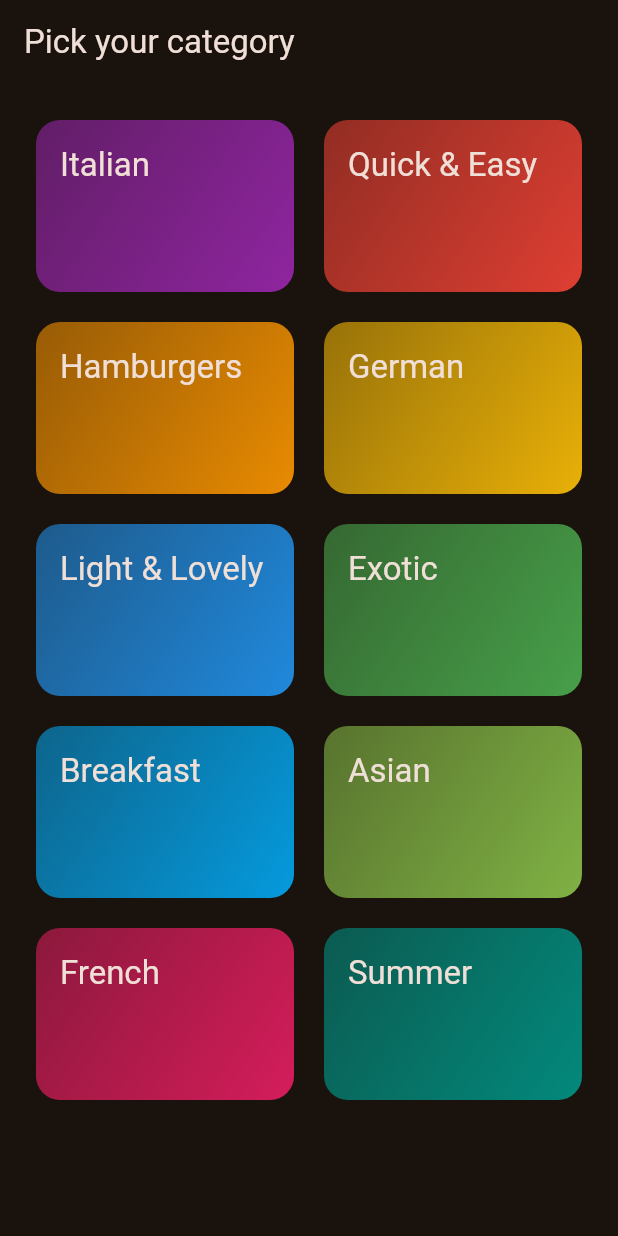
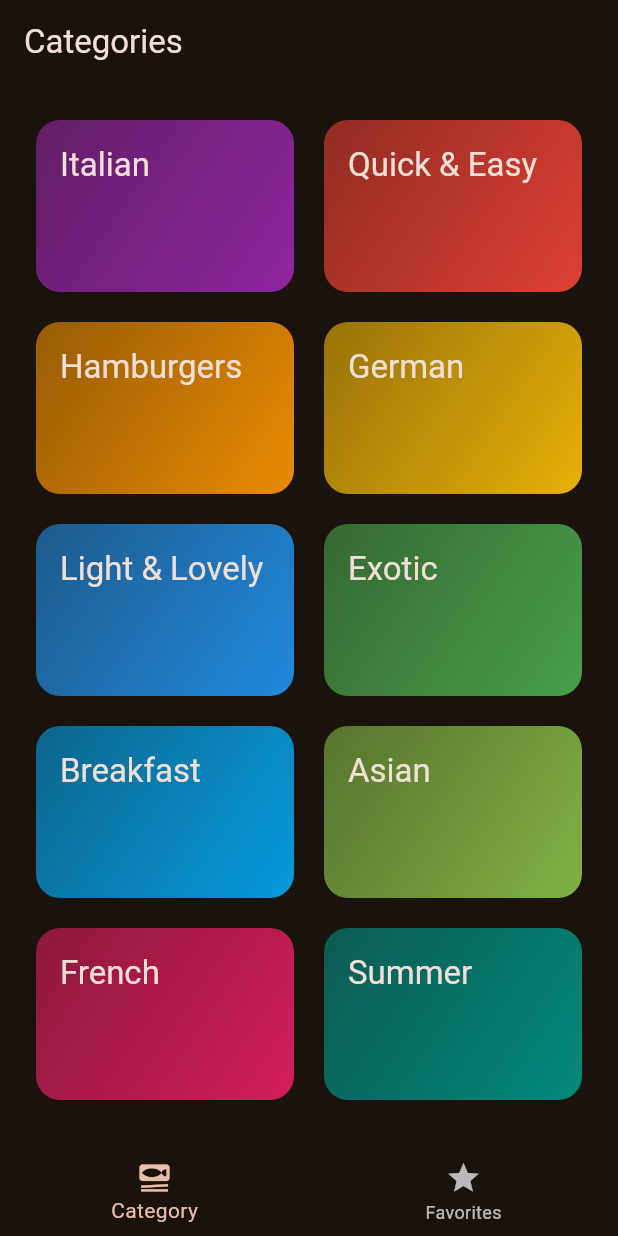
Before and after one commit to PhuwarinIsDeployer/Meals-Application, a Flutter app: the screen it shows after launch, on a phone screen of 412 x 824 dp. Run offline on Flutter 3.47's test engine with Material 3 defaults, Android fonts, the phone set to English and light mode, and no system bars; our stand-ins replace transparent_image.

Commit message:
Add bottom bar

```diff
--- a/lib/main.dart
+++ b/lib/main.dart
@@ -1,5 +1,6 @@
 import 'package:flutter/material.dart';
 import 'package:flutter_meals_application/screens/categories.dart';
+import 'package:flutter_meals_application/screens/tabs.dart';
 
 final theme = ThemeData(
   useMaterial3: true,
@@ -20,7 +21,7 @@
   Widget build(BuildContext context) {
     return MaterialApp(
       theme: theme,
-      home: const CategoriesScreen(),
+      home: const TabsScreen(),
     );
   }
 }
--- a/lib/screens/categories.dart
+++ b/lib/screens/categories.dart
@@ -25,11 +25,7 @@
 
   @override
   Widget build(BuildContext context) {
-    return Scaffold(
-      appBar: AppBar(
-        title: const Text("Pick your category"),
-      ),
-      body: GridView(
+    return GridView(
       padding: const EdgeInsets.all(24),
       gridDelegate: const SliverGridDelegateWithFixedCrossAxisCount(
         crossAxisCount: 2,
@@ -47,7 +43,6 @@
             },
           )
       ],
-      ),
     );
   }
 }
--- /dev/null
+++ b/lib/screens/tabs.dart
@@ -0,0 +1,49 @@
+import 'package:flutter/material.dart';
+import 'package:flutter_meals_application/screens/categories.dart';
+import 'package:flutter_meals_application/screens/meals.dart';
+
+class TabsScreen extends StatefulWidget {
+  const TabsScreen({super.key});
+
+  @override
+  State<TabsScreen> createState() {
+    return _TabsScreenState();
+  }
+}
+
+class _TabsScreenState extends State<TabsScreen> {
+  int _selectedPageIndex = 0;
+
+  void _selectPage(int index) {
+    setState(() {
+      _selectedPageIndex = index;
+    });
+  }
+
+  @override
+  Widget build(BuildContext context) {
+    Widget activePage = const CategoriesScreen();
+    var activePageTitle = "Categories";
+
+    if (_selectedPageIndex == 1) {
+      activePage = const MealsScreen(meals: []);
+      activePageTitle = "Your Favorites";
+    }
+
+    return Scaffold(
+      appBar: AppBar(
+        title: Text(activePageTitle),
+      ),
+      body: activePage,
+      bottomNavigationBar: BottomNavigationBar(
+        onTap: _selectPage,
+        currentIndex: _selectedPageIndex,
+        items: const [
+          BottomNavigationBarItem(
+              icon: Icon(Icons.set_meal), label: "Category"),
+          BottomNavigationBarItem(icon: Icon(Icons.star), label: "Favorites"),
+        ],
+      ),
+    );
+  }
+}
```
Also changed, not shown: lib/screens/meals.dart (+7 -3 lines). Lines whose indentation alone changed are shown as unchanged.
